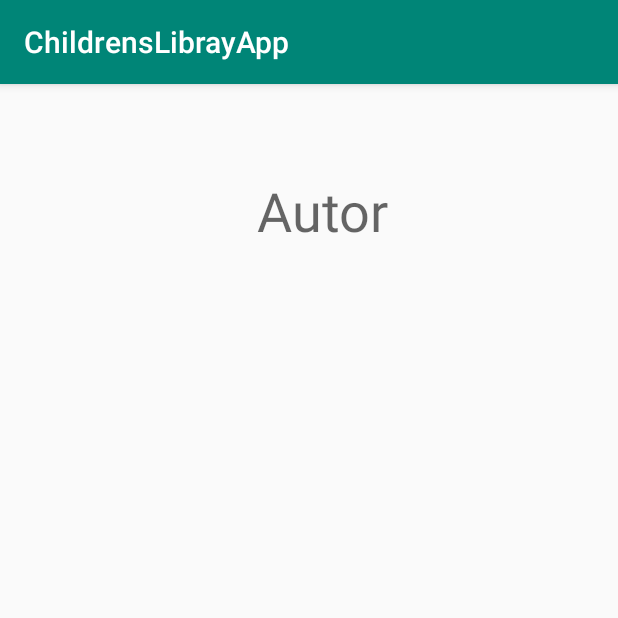
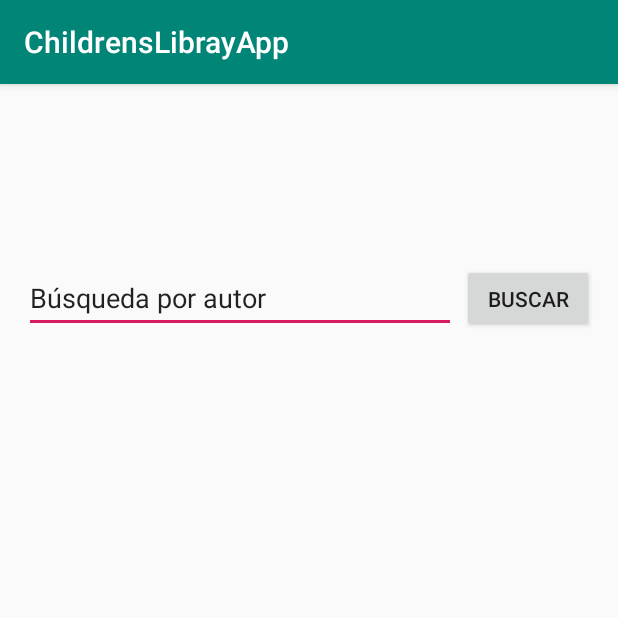
Before and after one commit to mpaulavf/ChildrensLibrary, an Android app: the Autor screen opened directly, with no data from a screen before it, on a phone screen of 412 x 824 dp, the top half of it. Run offline under Robolectric (Android 15) with nearby library versions, the phone set to English and light mode, and no system bars.

Commit message:
creacion de botones para la clase autor. Alineacion de elementos de UI

```diff
--- a/Android/ChildrensLibrayApp/app/src/main/java/com/example/childrenslibrayapp/Autor.java
+++ b/Android/ChildrensLibrayApp/app/src/main/java/com/example/childrenslibrayapp/Autor.java
@@ -3,6 +3,8 @@ package com.example.childrenslibrayapp;
 import androidx.appcompat.app.AppCompatActivity;
 
 import android.os.Bundle;
+import android.view.View;
+import android.widget.Button;
 
 public class Autor extends AppCompatActivity {
 
@@ -10,5 +12,14 @@ public class Autor extends AppCompatActivity {
     protected void onCreate(Bundle savedInstanceState) {
         super.onCreate(savedInstanceState);
         setContentView(R.layout.activity_autor);
+
+        Button btn = (Button) findViewById(R.id.btn_authorSearch);
+
+        btn.setOnClickListener(new View.OnClickListener() {
+            @Override
+            public void onClick(View v) {
+
+            }
+        });
     }
 }
--- a/Android/ChildrensLibrayApp/app/src/main/res/layout/activity_autor.xml
+++ b/Android/ChildrensLibrayApp/app/src/main/res/layout/activity_autor.xml
@@ -6,15 +6,27 @@
     android:layout_height="match_parent"
     tools:context=".Autor">
 
-    <TextView
-        android:id="@+id/tv_autor"
-        android:layout_width="wrap_content"
-        android:layout_height="wrap_content"
-        android:layout_marginStart="171dp"
-        android:layout_marginLeft="171dp"
-        android:layout_marginTop="60dp"
-        android:hint="@string/autor2"
-        android:textSize="36sp"
+    <EditText
+        android:id="@+id/txt_authorSearch"
+        android:layout_width="288dp"
+        android:layout_height="46dp"
+        android:layout_marginStart="16dp"
+        android:layout_marginLeft="16dp"
+        android:layout_marginTop="120dp"
+        android:ems="10"
+        android:inputType="textPersonName"
+        android:text="Búsqueda por autor"
         app:layout_constraintStart_toStartOf="parent"
         app:layout_constraintTop_toTopOf="parent" />
+
+    <Button
+        android:id="@+id/btn_authorSearch"
+        android:layout_width="88dp"
+        android:layout_height="46dp"
+        android:layout_marginTop="120dp"
+        android:layout_marginEnd="16dp"
+        android:layout_marginRight="16dp"
+        android:text="Buscar"
+        app:layout_constraintEnd_toEndOf="parent"
+        app:layout_constraintTop_toTopOf="parent" />
 </androidx.constraintlayout.widget.ConstraintLayout>
```
Also changed, not shown: Android/ChildrensLibrayApp/app/src/main/res/layout/activity_busqueda.xml (+5 -5 lines), Android/ChildrensLibrayApp/app/src/main/res/layout/activity_genero.xml (+1 -14 lines), Android/ChildrensLibrayApp/app/src/main/java/com/example/childrenslibrayapp/Inicio.java (line endings or trailing spaces).
